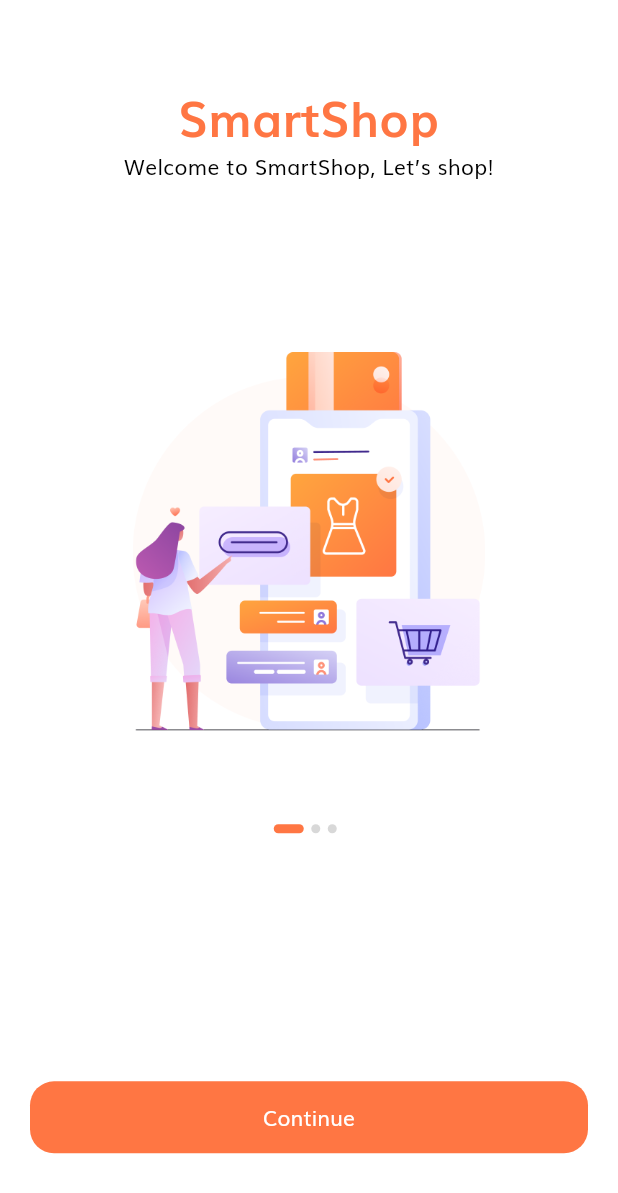
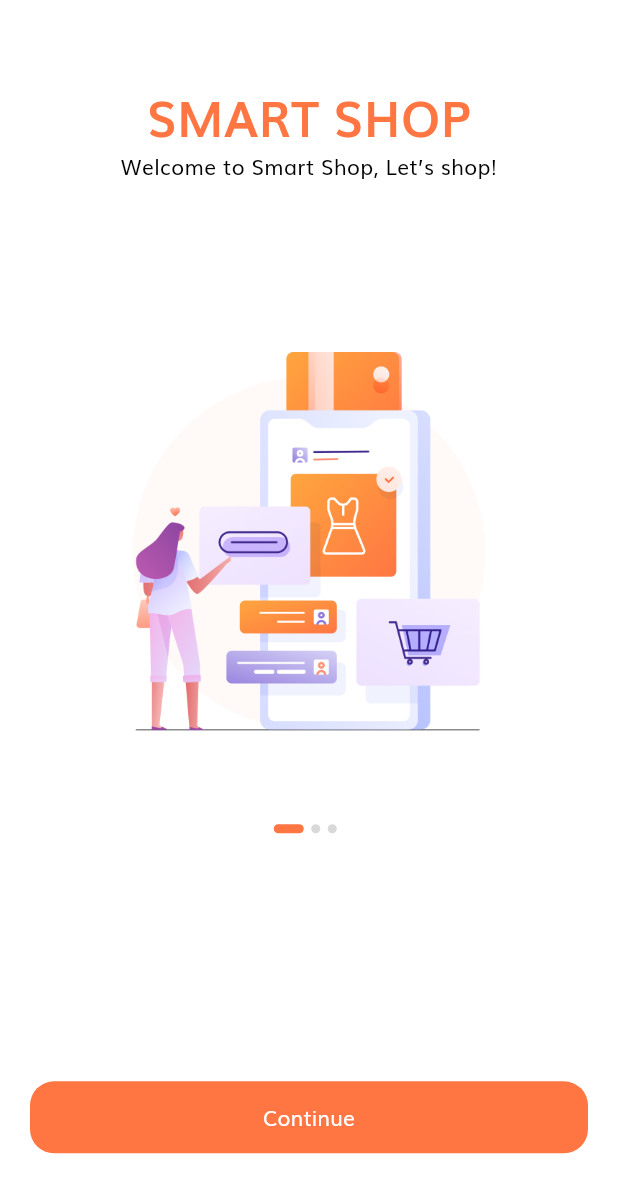
Before and after one commit to izmeera2000/SmartShop, a Flutter app: the screen it shows after launch, on a phone screen of 412 x 824 dp. Shown: the top 1193 px of the screen. Run offline on Flutter 3.47's test engine with Material 3 defaults, Android fonts, the light colour scheme and no system bars; our stand-ins replace cloud_firestore, firebase_auth, firebase_core, firebase_storage, flutter_svg, shared_preferences; missing offline and left inert: firebase_app_check; accounts and stored records are empty.

Commit message:
ASDSA
DSADA

```diff
--- a/smartshopflutter/lib/screens/splash/components/splash_content.dart
+++ b/smartshopflutter/lib/screens/splash/components/splash_content.dart
@@ -21,7 +21,7 @@
       children: <Widget>[
         const Spacer(),
         const Text(
-          "SmartShop",
+          "SMART SHOP",
           style: TextStyle(
             fontSize: 32,
             color: kPrimaryColor,
--- a/smartshopflutter/lib/screens/splash/splash_screen.dart
+++ b/smartshopflutter/lib/screens/splash/splash_screen.dart
@@ -17,7 +17,7 @@
   int currentPage = 0;
   List<Map<String, String>> splashData = [
     {
-      "text": "Welcome to SmartShop, Let’s shop!",
+      "text": "Welcome to Smart Shop, Let’s shop!",
       "image": "assets/images/splash_1.png"
     },
     {
```
